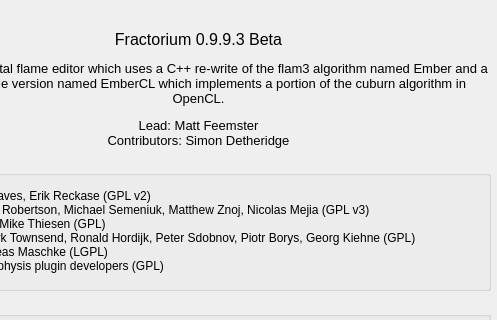
Before: the Qt Designer form Source/Fractorium/AboutDialog.ui in typpos/fractorium, drawn with Qt 5; both pictures show x 99 to 596 and y 0 to 320 of the 596 by 651 pixel window.
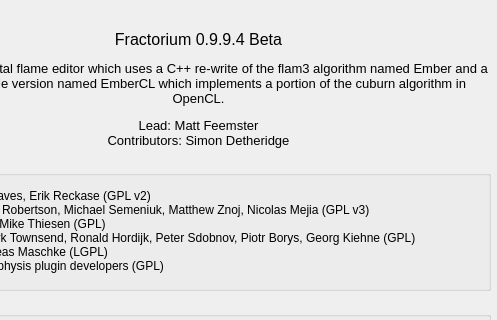
After: the same form once the commit is applied.

Commit message: --User changes  -Add 4 new possible arguments to EmberGenome:   --allvars: Print the names of all supported variations.   --regvars: Print the names of all supported regular variations.   --prevars: Print the names of all supported pre variations.   --postvars: Print the names of all supported post variations.

```diff
--- a/Source/Fractorium/AboutDialog.ui
+++ b/Source/Fractorium/AboutDialog.ui
@@ -58,7 +58,7 @@
     <enum>QFrame::NoFrame</enum>
    </property>
    <property name="text">
-    <string>&lt;html&gt;&lt;head/&gt;&lt;body&gt;&lt;p align=&quot;center&quot;&gt;&lt;br/&gt;Fractorium 0.9.9.3 Beta&lt;/p&gt;&lt;p align=&quot;center&quot;&gt;&lt;span style=&quot; font-size:10pt;&quot;&gt;A Qt-based fractal flame editor which uses a C++ re-write of the flam3 algorithm named Ember and a GPU capable version named EmberCL which implements a portion of the cuburn algorithm in OpenCL.&lt;/span&gt;&lt;/p&gt;&lt;p align=&quot;center&quot;&gt;&lt;span style=&quot; font-size:10pt;&quot;&gt;Lead: Matt Feemster&lt;br/&gt;Contributors: Simon Detheridge&lt;/span&gt;&lt;/p&gt;&lt;/body&gt;&lt;/html&gt;</string>
+    <string>&lt;html&gt;&lt;head/&gt;&lt;body&gt;&lt;p align=&quot;center&quot;&gt;&lt;br/&gt;Fractorium 0.9.9.4 Beta&lt;/p&gt;&lt;p align=&quot;center&quot;&gt;&lt;span style=&quot; font-size:10pt;&quot;&gt;A Qt-based fractal flame editor which uses a C++ re-write of the flam3 algorithm named Ember and a GPU capable version named EmberCL which implements a portion of the cuburn algorithm in OpenCL.&lt;/span&gt;&lt;/p&gt;&lt;p align=&quot;center&quot;&gt;&lt;span style=&quot; font-size:10pt;&quot;&gt;Lead: Matt Feemster&lt;br/&gt;Contributors: Simon Detheridge&lt;/span&gt;&lt;/p&gt;&lt;/body&gt;&lt;/html&gt;</string>
    </property>
    <property name="textFormat">
     <enum>Qt::RichText</enum>
```
The commit also changes 11 other files.
